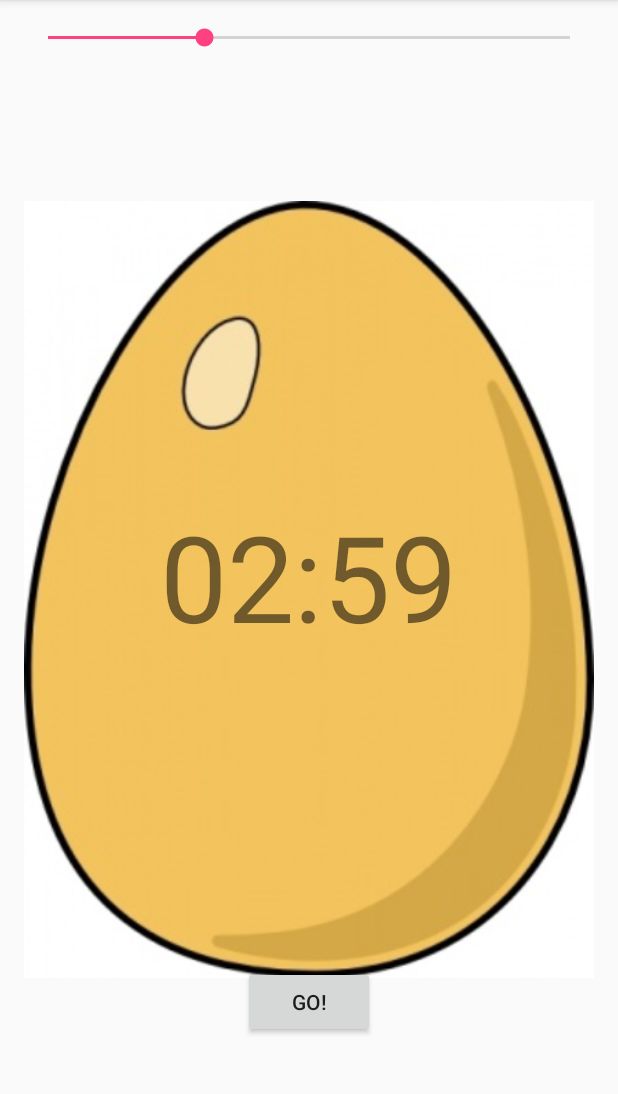
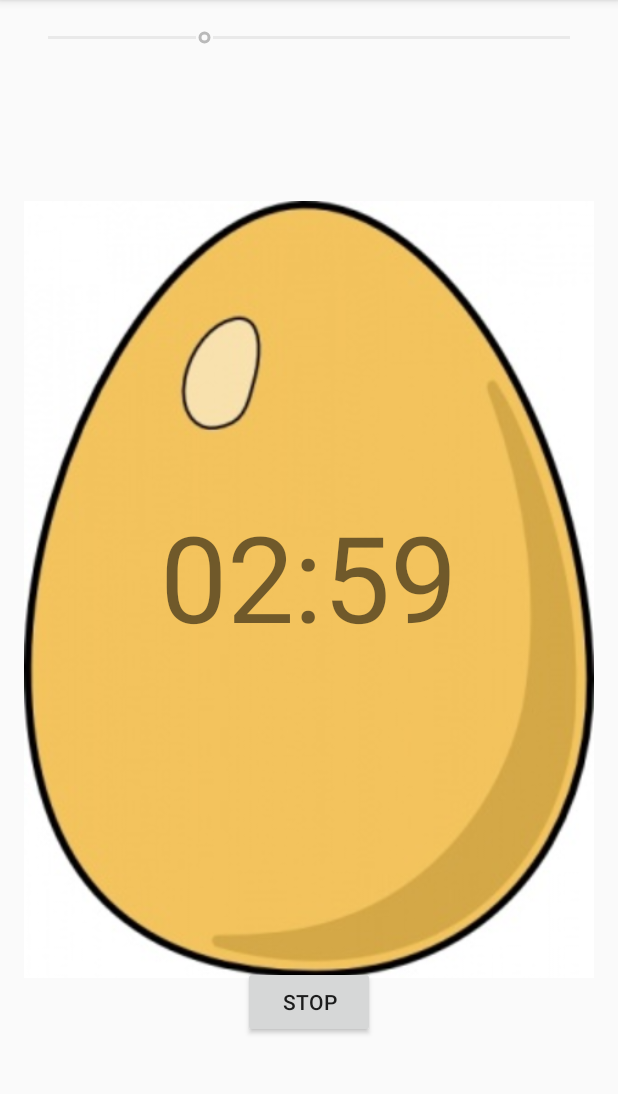
Before and after one commit to garfieldchou/EggTimer, an Android app: the screen it shows after launch (MainActivity), after a tap on "GO!", on a phone screen of 412 x 824 dp, the part 84-1178 px from its top. Run offline under Robolectric (Android 15) with nearby library versions, the phone set to English and light mode, and no system bars.

Commit message:
After starting countdown, disable seekbar and make STOP button visible.
SeekBar
.setEnable()

Button
.setVisibility()

```diff
--- a/app/src/main/java/com/garfield_chou/eggtimer/MainActivity.java
+++ b/app/src/main/java/com/garfield_chou/eggtimer/MainActivity.java
@@ -5,6 +5,7 @@ import android.support.v7.app.AppCompatActivity;
 import android.os.Bundle;
 import android.util.Log;
 import android.view.View;
+import android.widget.Button;
 import android.widget.SeekBar;
 import android.widget.TextView;
 
@@ -70,5 +71,13 @@ public class MainActivity extends AppCompatActivity {
 
             }
         }.start();
+        SeekBar timerSeekBar = (SeekBar) findViewById(R.id.timerSeekBar);
+        timerSeekBar.setEnabled(false);
+
+        Button goButton = (Button) findViewById(R.id.goButton);
+        goButton.setVisibility(View.INVISIBLE);
+
+        Button stopButton = (Button) findViewById(R.id.stopButton);
+        stopButton.setVisibility(View.VISIBLE);
     }
 }
```
